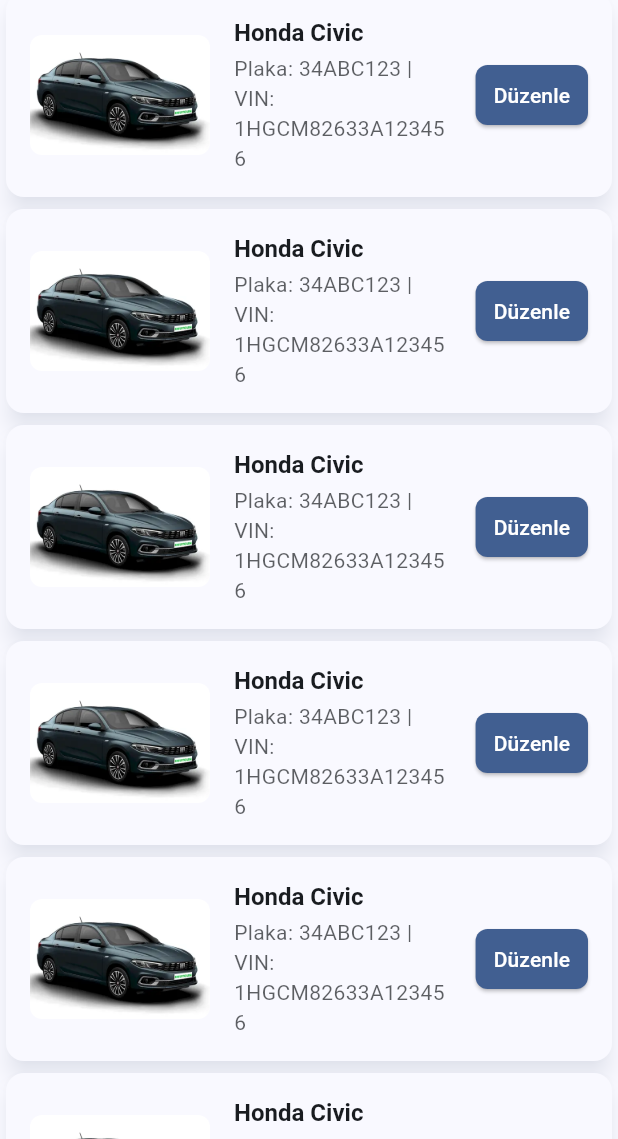
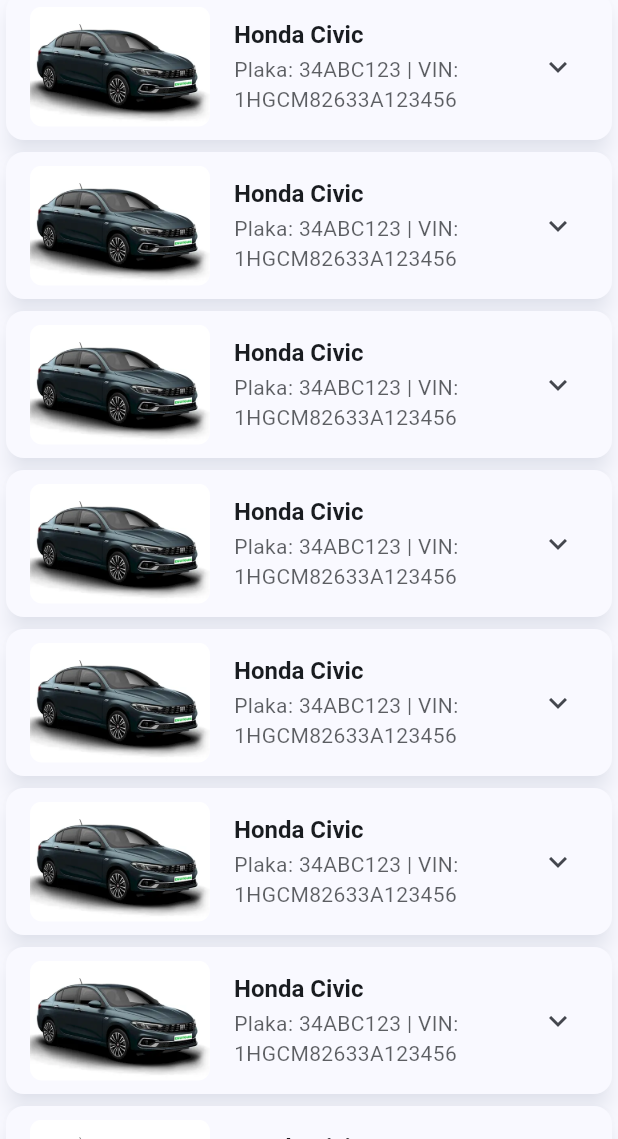
Before and after one commit to berkeyilmaz1/rent-a-car-flutter, a Flutter app: the AdminDashboardView screen opened by its route, on a phone screen of 412 x 824 dp, the part 97-1236 px from its top. Run offline on Flutter 3.47's test engine with Material 3 defaults, Android fonts, the phone set to English and light mode, and no system bars; our stand-ins replace equatable, go_router; missing offline and left inert: vexana; statements that could not run were skipped; project files that could hold a hidden picture were left out.

Commit message:
admin car card with expension tile

```diff
--- a/lib/features/admin/view/pages/cars/widgets/admin_car_card.dart
+++ b/lib/features/admin/view/pages/cars/widgets/admin_car_card.dart
@@ -1,8 +1,7 @@
 import 'package:flutter/material.dart';
-import 'package:rent_a_car/features/admin/view/pages/cars/widgets/update_textfield.dart';
 import 'package:rent_a_car/product/initialize/service/models/car/car.dart';
 
-class AdminCarCard extends StatefulWidget {
+class AdminCarCard extends StatelessWidget {
   const AdminCarCard({
     required this.imageUrl,
     required this.car,
@@ -13,41 +12,6 @@ class AdminCarCard extends StatefulWidget {
   final Car car;
 
   @override
-  _AdminCarCardState createState() => _AdminCarCardState();
-}
-
-class _AdminCarCardState extends State<AdminCarCard> {
-  late bool _isExpanded;
-  late TextEditingController _brandController;
-  late TextEditingController _modelController;
-  late TextEditingController _licensePlateController;
-  late TextEditingController _yearController;
-  late TextEditingController _kilometerController;
-
-  @override
-  void initState() {
-    super.initState();
-    _isExpanded = false;
-    _brandController = TextEditingController(text: widget.car.brand);
-    _modelController = TextEditingController(text: widget.car.model);
-    _licensePlateController =
-        TextEditingController(text: widget.car.licensePlate);
-    _yearController = TextEditingController(text: widget.car.year?.toString());
-    _kilometerController =
-        TextEditingController(text: widget.car.kilometer?.toString());
-  }
-
-  @override
-  void dispose() {
-    _brandController.dispose();
-    _modelController.dispose();
-    _licensePlateController.dispose();
-    _yearController.dispose();
-    _kilometerController.dispose();
-    super.dispose();
-  }
-
-  @override
   Widget build(BuildContext context) {
     return Card(
       color: Theme.of(context).colorScheme.surface,
@@ -56,16 +20,13 @@ class _AdminCarCardState extends State<AdminCarCard> {
         borderRadius: BorderRadius.circular(12),
       ),
       shadowColor: Theme.of(context).colorScheme.primary.withOpacity(0.2),
-      child: Padding(
-        padding: const EdgeInsets.all(16),
-        child: Column(
-          children: [
-            Row(
+      child: ExpansionTile(
+        title: Row(
           children: [
             ClipRRect(
               borderRadius: BorderRadius.circular(8),
               child: Image.asset(
-                    widget.imageUrl,
+                imageUrl,
                 width: 120,
                 height: 80,
                 fit: BoxFit.cover,
@@ -77,7 +38,7 @@ class _AdminCarCardState extends State<AdminCarCard> {
                 crossAxisAlignment: CrossAxisAlignment.start,
                 children: [
                   Text(
-                        '${widget.car.brand} ${widget.car.model}',
+                    '${car.brand} ${car.model}',
                     style: Theme.of(context).textTheme.titleLarge?.copyWith(
                           fontWeight: FontWeight.bold,
                           fontSize: 16,
@@ -85,7 +46,7 @@ class _AdminCarCardState extends State<AdminCarCard> {
                   ),
                   const SizedBox(height: 4),
                   Text(
-                        'Plaka: ${widget.car.licensePlate} | VIN: ${widget.car.vinNumber}',
+                    'Plaka: ${car.licensePlate} | VIN: ${car.vinNumber}',
                     style: Theme.of(context).textTheme.bodyMedium?.copyWith(
                           fontSize: 14,
                           color: Theme.of(context)
@@ -97,68 +58,26 @@ class _AdminCarCardState extends State<AdminCarCard> {
                 ],
               ),
             ),
-                const SizedBox(width: 16),
-                Column(
-                  mainAxisAlignment: MainAxisAlignment.center,
-                  children: [
-                    ElevatedButton(
-                      onPressed: () {
-                        setState(() {
-                          _isExpanded = !_isExpanded;
-                        });
-                      },
-                      style: ElevatedButton.styleFrom(
-                        backgroundColor: !_isExpanded
-                            ? Theme.of(context).colorScheme.primary
-                            : Theme.of(context).colorScheme.secondary,
-                        shape: RoundedRectangleBorder(
-                          borderRadius: BorderRadius.circular(8),
-                        ),
-                        padding: const EdgeInsets.symmetric(
-                          horizontal: 12,
-                          vertical: 8,
-                        ),
-                      ),
-                      child: Text(
-                        _isExpanded ? 'Kapat' : 'Düzenle',
-                        style: const TextStyle(color: Colors.white),
-                      ),
-                    ),
           ],
         ),
-              ],
-            ),
-            if (_isExpanded)
+        children: [
           Padding(
-                padding: const EdgeInsets.only(top: 16),
+            padding: const EdgeInsets.symmetric(horizontal: 16, vertical: 8),
             child: Column(
               crossAxisAlignment: CrossAxisAlignment.start,
               children: [
-                    UpdateTextField(
-                      label: 'Marka',
-                      controller: _brandController,
-                    ),
-                    UpdateTextField(
-                      label: 'Model',
-                      controller: _modelController,
-                    ),
-                    UpdateTextField(
-                      label: 'Plaka',
-                      controller: _licensePlateController,
-                    ),
-                    UpdateTextField(label: 'Yıl', controller: _yearController),
-                    UpdateTextField(
-                      label: 'Kilometre',
-                      controller: _kilometerController,
-                    ),
+                _buildTextField('Marka', car.brand),
+                _buildTextField('Model', car.model),
+                _buildTextField('Plaka', car.licensePlate),
+                _buildTextField('Yıl', car.year?.toString()),
+                _buildTextField('Kilometre', car.kilometer?.toString()),
                 const SizedBox(height: 16),
                 Row(
                   children: [
                     ElevatedButton(
                       onPressed: () {},
                       style: ElevatedButton.styleFrom(
-                            backgroundColor:
-                                Theme.of(context).colorScheme.primary,
+                        backgroundColor: Theme.of(context).colorScheme.primary,
                         shape: RoundedRectangleBorder(
                           borderRadius: BorderRadius.circular(8),
                         ),
@@ -172,8 +91,7 @@ class _AdminCarCardState extends State<AdminCarCard> {
                     ElevatedButton(
                       onPressed: () {},
                       style: ElevatedButton.styleFrom(
-                            backgroundColor:
-                                Theme.of(context).colorScheme.error,
+                        backgroundColor: Theme.of(context).colorScheme.error,
                         shape: RoundedRectangleBorder(
                           borderRadius: BorderRadius.circular(8),
                         ),
@@ -190,6 +108,20 @@ class _AdminCarCardState extends State<AdminCarCard> {
           ),
         ],
       ),
+    );
+  }
+
+  Widget _buildTextField(String label, String? initialValue) {
+    return Padding(
+      padding: const EdgeInsets.only(bottom: 8),
+      child: TextFormField(
+        initialValue: initialValue,
+        decoration: InputDecoration(
+          labelText: label,
+          border: OutlineInputBorder(
+            borderRadius: BorderRadius.circular(8),
+          ),
+        ),
       ),
     );
   }
```
Lines whose indentation alone changed are shown as unchanged.
